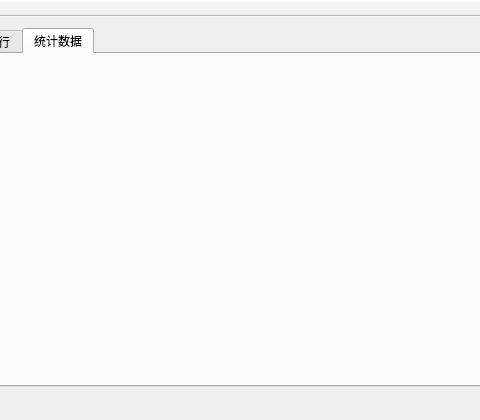
First picture: the form in app/eyecandy/widgets/mainwindow.ui, repository Aetf/ClossANN, before the edit; both pictures show x 133 to 613 and y 0 to 420 of the 814 by 420 pixel window.
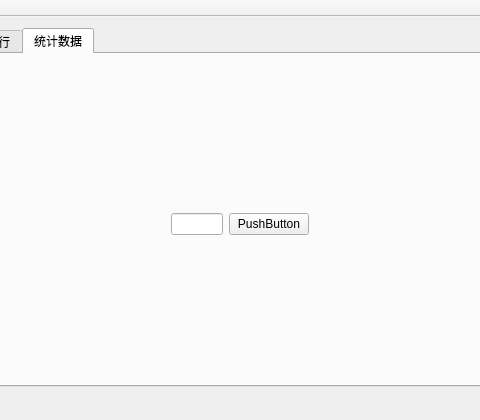
Second picture: the form after the edit. The open tabs and pages were chosen to show the change. Custom widgets are drawn as their Qt base class.

Diff of the .ui file:
```diff
--- a/app/eyecandy/widgets/mainwindow.ui
+++ b/app/eyecandy/widgets/mainwindow.ui
@@ -172,6 +172,28 @@
        <attribute name="title">
         <string>统计数据</string>
        </attribute>
+       <widget class="QWidget" name="horizontalLayoutWidget">
+        <property name="geometry">
+         <rect>
+          <x>280</x>
+          <y>130</y>
+          <width>160</width>
+          <height>80</height>
+         </rect>
+        </property>
+        <layout class="QHBoxLayout" name="horizontalLayout_3">
+         <item>
+          <widget class="QLineEdit" name="lineEdit"/>
+         </item>
+         <item>
+          <widget class="QPushButton" name="pushButton">
+           <property name="text">
+            <string>PushButton</string>
+           </property>
+          </widget>
+         </item>
+        </layout>
+       </widget>
       </widget>
      </widget>
     </item>
```
Left out of the diff: 21 changed lines with no effect on the pictures.
